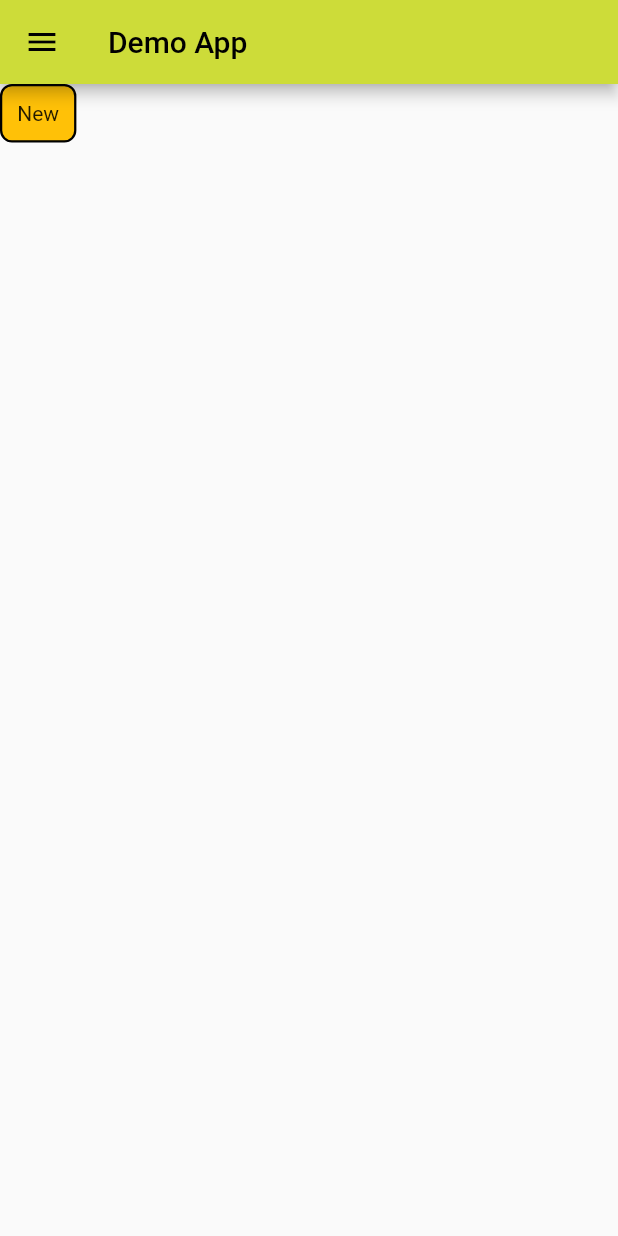
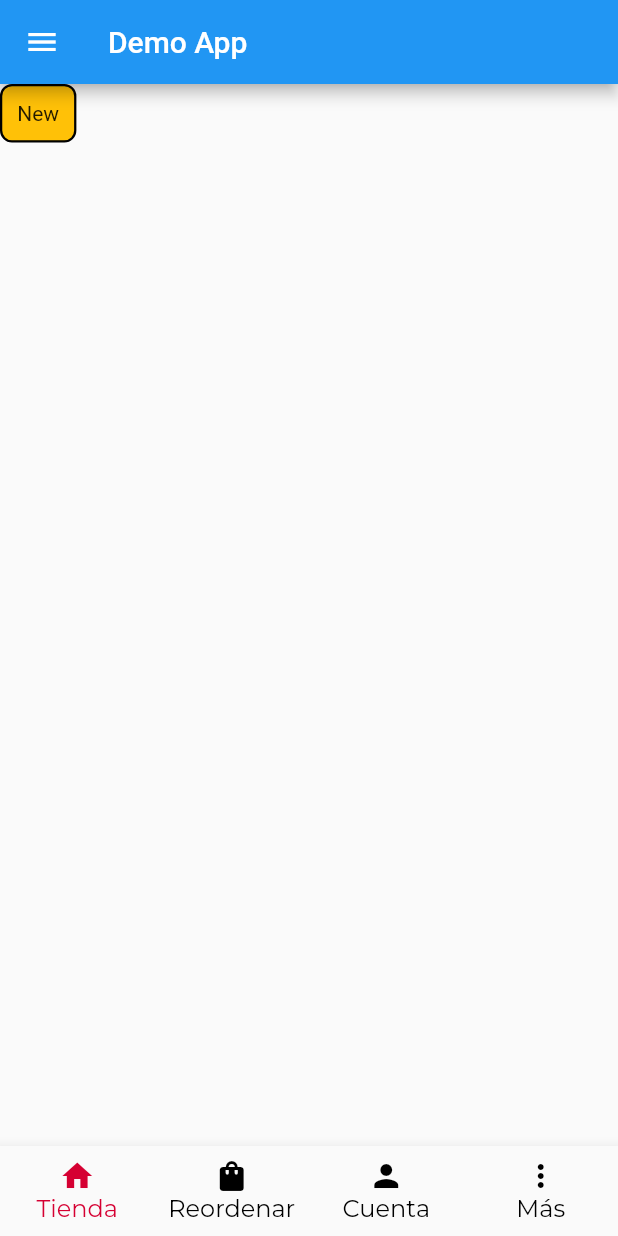
Before and after one commit to YogeshBhamasra/flutter_demo_application, a Flutter app: the screen it shows after launch, on a phone screen of 412 x 824 dp. Run offline on Flutter 3.47's test engine with Material 2 defaults, Android fonts, the phone set to English and light mode, and no system bars; our stand-ins replace google_fonts.

```diff
--- a/lib/main.dart
+++ b/lib/main.dart
@@ -1,6 +1,7 @@
 import 'package:flutter/material.dart';
 import 'package:flutter_demo_application/pages/homePage.dart';
 import 'package:flutter_demo_application/pages/login_page.dart';
+import 'package:flutter_demo_application/tab_bar/tab_bar.dart';
 
 void main() {
   runApp(const DemoApp());
@@ -11,18 +12,8 @@ class DemoApp extends StatelessWidget {
 
   @override
   Widget build(BuildContext context) {
-    return MaterialApp(
-      theme: ThemeData(
-        primarySwatch: Colors.lime,
-      ),
-      darkTheme: ThemeData(brightness: Brightness.dark),
-      themeMode: ThemeMode.system,
-      initialRoute: "/home",
-      routes: {
-        "/": (context) => const LoginPage(),
-        "/home": (context) => const HomePage(),
-        "/login": (context) => const LoginPage(),
-      },
+    return const MaterialApp(
+      home: CustomTabBar(),
     );
   }
 }
--- /dev/null
+++ b/lib/tab_bar/tab_bar.dart
@@ -0,0 +1,72 @@
+import 'package:flutter/material.dart';
+import 'package:flutter_demo_application/pages/homePage.dart';
+import 'package:flutter_demo_application/pages/login_page.dart';
+import 'package:google_fonts/google_fonts.dart';
+
+class CustomTabBar extends StatefulWidget {
+  const CustomTabBar({super.key});
+
+  @override
+  State<CustomTabBar> createState() => _CustomTabBarState();
+}
+
+class _CustomTabBarState extends State<CustomTabBar> {
+  int _selectedIndex = 0;
+  static const TextStyle tabBarStyle = TextStyle(
+    fontWeight: FontWeight.normal,
+    fontSize: 16,
+    fontFamily: "Montserrat",
+  );
+  static const List<Widget> _screens = <Widget>[
+    HomePage(),
+    LoginPage(),
+    Text(
+      "Index 2: Person",
+      style: tabBarStyle,
+    ),
+    Text(
+      "Index 3: Settings",
+      style: tabBarStyle,
+    ),
+  ];
+
+  void _onItemTapped(int index) {
+    setState(() {
+      _selectedIndex = index;
+    });
+  }
+
+  @override
+  Widget build(BuildContext context) {
+    return Scaffold(
+      body: _screens.elementAt(_selectedIndex),
+      bottomNavigationBar: BottomNavigationBar(
+        selectedLabelStyle: tabBarStyle,
+        unselectedLabelStyle: tabBarStyle,
+        type: BottomNavigationBarType.fixed,
+        items: const <BottomNavigationBarItem>[
+          BottomNavigationBarItem(
+            icon: Icon(Icons.home),
+            label: "Tienda",
+          ),
+          BottomNavigationBarItem(
+            icon: Icon(Icons.shopping_bag_rounded),
+            label: "Reordenar",
+          ),
+          BottomNavigationBarItem(
+            icon: Icon(Icons.person),
+            label: "Cuenta",
+          ),
+          BottomNavigationBarItem(
+            icon: Icon(Icons.more_vert_rounded),
+            label: "Más",
+          ),
+        ],
+        currentIndex: _selectedIndex,
+        selectedItemColor: const Color.fromRGBO(213, 0, 50, 1.0),
+        unselectedItemColor: const Color.fromRGBO(0, 0, 0, 1),
+        onTap: _onItemTapped,
+      ),
+    );
+  }
+}
```
Also changed, not shown: lib/pages/login_page.dart (+126 -9 lines), pubspec.yaml (+18 -13 lines), assets/fonts/Montserrat-Italic-VariableFont_wght.ttf (added), assets/fonts/Montserrat-VariableFont_wght.ttf (added), assets/fonts/Oswald-VariableFont_wght.ttf (added), assets/images/wildfork_logo.png (added), pubspec.lock, 6 other files.
